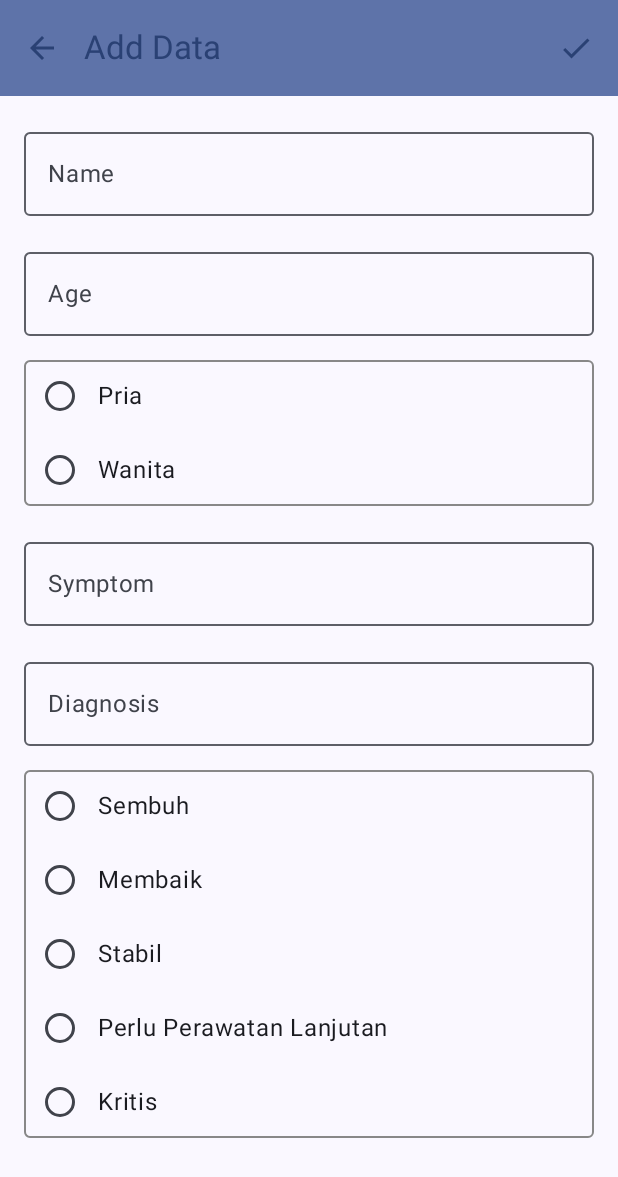
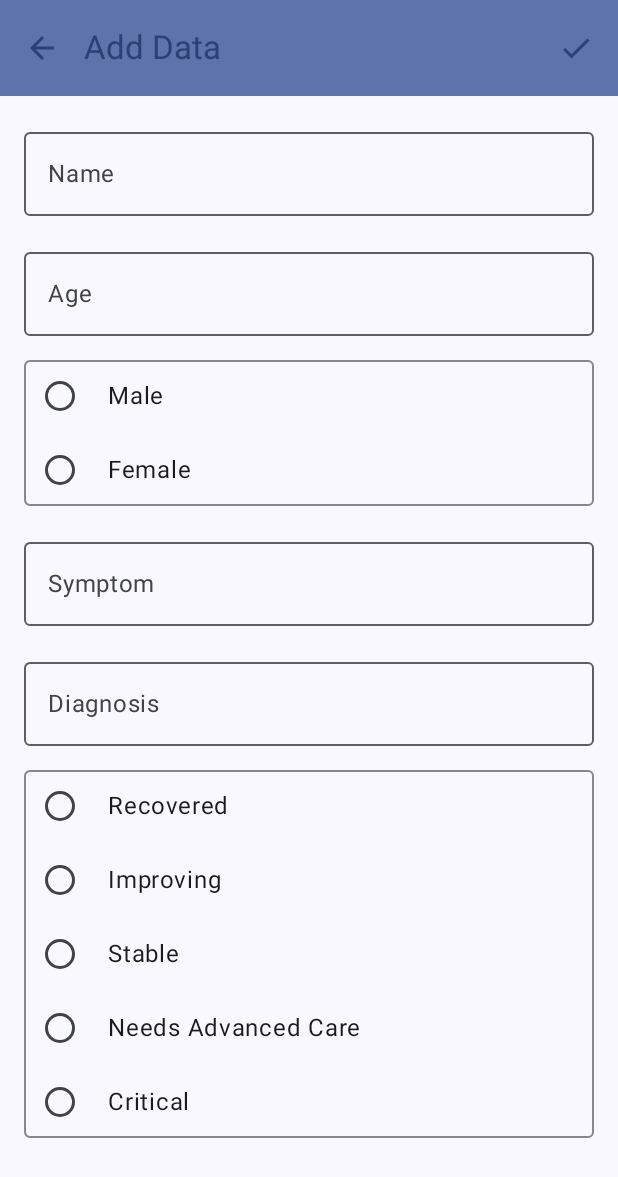
Before and after one commit to DianneDini/mobpro1_assessment2, an Android app built with Jetpack Compose: the DetailScreen screen opened through its navigation route, on a phone screen of 412 x 824 dp. Shown: the top 1177 px of the screen. Run offline under Robolectric (Android 15) with nearby library versions, the phone set to English and light mode, and no system bars; our stand-ins replace Room's generated code.

Commit message:
Perbaikan Assessment 2 Mobpro 1

```diff
--- a/app/src/main/java/org/d3if0108/mobpro1_assessment2/ui/screen/DetailScreen.kt
+++ b/app/src/main/java/org/d3if0108/mobpro1_assessment2/ui/screen/DetailScreen.kt
@@ -40,6 +40,7 @@ import androidx.compose.ui.Alignment
 import androidx.compose.ui.Modifier
 import androidx.compose.ui.graphics.Color
 import androidx.compose.ui.platform.LocalContext
+import androidx.compose.ui.res.stringArrayResource
 import androidx.compose.ui.res.stringResource
 import androidx.compose.ui.text.input.ImeAction
 import androidx.compose.ui.text.input.KeyboardCapitalization
@@ -274,13 +275,10 @@ fun FormUser(
         Column(
             modifier = Modifier
                 .fillMaxWidth()
-                .border(1.dp, Color.Gray, RoundedCornerShape(4.dp)),
+                .border(1.dp, Color.Gray, shape = RoundedCornerShape(4.dp)),
             verticalArrangement = Arrangement.spacedBy(1.dp)
         ) {
-            val genderOptions = listOf(
-                "Pria",
-                "Wanita",
-            )
+            val genderOptions = stringArrayResource(id = R.array.gender_options)
             genderOptions.forEachIndexed { index, option ->
                 Row(
                     verticalAlignment = Alignment.CenterVertically,
@@ -288,13 +286,12 @@ fun FormUser(
                 ) {
                     RadioButton(
                         selected = index == selectedGenderIndex.value,
-                        onClick = { selectedGenderIndex.value = index
-                        },
+                        onClick = { selectedGenderIndex.value = index },
                         colors = RadioButtonDefaults.colors(selectedColor = MaterialTheme.colorScheme.primary)
                     )
                     Text(
                         text = option,
-                        modifier = Modifier.padding(start = 1.dp),
+                        modifier = Modifier.padding(start = 8.dp),
                     )
                 }
             }
@@ -324,16 +321,10 @@ fun FormUser(
         Column(
             modifier = Modifier
                 .fillMaxWidth()
-                .border(1.dp, Color.Gray, RoundedCornerShape(4.dp)),
+                .border(1.dp, Color.Gray, shape = RoundedCornerShape(4.dp)),
             verticalArrangement = Arrangement.spacedBy(1.dp)
         ) {
-            val healthStatusOptions = listOf(
-                "Sembuh",
-                "Membaik",
-                "Stabil",
-                "Perlu Perawatan Lanjutan",
-                "Kritis"
-            )
+            val healthStatusOptions = stringArrayResource(id = R.array.health_status_options)
             healthStatusOptions.forEachIndexed { index, option ->
                 Row(
                     verticalAlignment = Alignment.CenterVertically,
@@ -341,14 +332,12 @@ fun FormUser(
                 ) {
                     RadioButton(
                         selected = index == selectedHealthStatusIndex.value,
-                        onClick = {
-                            selectedHealthStatusIndex.value = index
-                        },
+                        onClick = { selectedHealthStatusIndex.value = index },
                         colors = RadioButtonDefaults.colors(selectedColor = MaterialTheme.colorScheme.primary)
                     )
                     Text(
                         text = option,
-                        modifier = Modifier.padding(start = 1.dp),
+                        modifier = Modifier.padding(start = 8.dp),
                     )
                 }
             }
--- a/app/src/main/java/org/d3if0108/mobpro1_assessment2/ui/screen/MainScreen.kt
+++ b/app/src/main/java/org/d3if0108/mobpro1_assessment2/ui/screen/MainScreen.kt
@@ -43,6 +43,7 @@ import androidx.compose.ui.platform.LocalContext
 import androidx.compose.ui.res.painterResource
 import androidx.compose.ui.res.stringResource
 import androidx.compose.ui.text.font.FontWeight
+import androidx.compose.ui.text.style.TextAlign
 import androidx.compose.ui.text.style.TextOverflow
 import androidx.compose.ui.tooling.preview.Preview
 import androidx.compose.ui.unit.dp
@@ -136,12 +137,12 @@ fun ScreenContent(showList: Boolean, modifier: Modifier, navController: NavHostC
             verticalArrangement = Arrangement.Center,
             horizontalAlignment = Alignment.CenterHorizontally
         ) {
-            Text(text = stringResource(id = R.string.list_kosong))
+            Text(text = stringResource(id = R.string.list_kosong), textAlign = TextAlign.Center)
             Image(
                 painter = painterResource(gambar.imageResId),
                 contentDescription = stringResource(R.string.ilustrasi),
                 contentScale = ContentScale.Crop,
-                modifier = Modifier.size(180.dp) .padding(16.dp)
+                modifier = Modifier.size(200.dp) .padding(16.dp)
             )
         }
     }
--- a/app/src/main/res/values/strings.xml
+++ b/app/src/main/res/values/strings.xml
@@ -7,8 +7,8 @@
     <string name="simpan">Save</string>
     <string name="tombol_hapus">Delete</string>
     <string name="tombol_batal">Cancel</string>
-    <string name="list_kosong">You haven\'t entered any data!</string>
-    <string name="x_diklik">Data %1$s clicked!</string>
+    <string name="list_kosong">You haven\'t entered any data yet, please fill in your health information now to start effectively monitoring your health condition!</string>
+    <string name="x_diklik">%1$s\'s health data is clicked!</string>
     <string name="tambah_catatan">Add Data</string>
     <string name="gejala">Symptom</string>
     <string name="diagnosis">Diagnosis</string>
@@ -19,4 +19,25 @@
     <string name="pesan_hapus">Delete this data?</string>
     <string name="list">List view</string>
     <string name="grid">Grid view</string>
+    <string name="health_status_recovered">Recovered</string>
+    <string name="health_status_improving">Improving</string>
+    <string name="health_status_stable">Stable</string>
+    <string name="health_status_need_care">Needs Advanced Care</string>
+    <string name="health_status_critical">Critical</string>
+
+    <string-array name="health_status_options">
+        <item>@string/health_status_recovered</item>
+        <item>@string/health_status_improving</item>
+        <item>@string/health_status_stable</item>
+        <item>@string/health_status_need_care</item>
+        <item>@string/health_status_critical</item>
+    </string-array>
+
+    <string name="gender_male">Male</string>
+    <string name="gender_female">Female</string>
+
+    <string-array name="gender_options">
+        <item>@string/gender_male</item>
+        <item>@string/gender_female</item>
+    </string-array>
 </resources>
```
Also changed, not shown: 1 other file.
